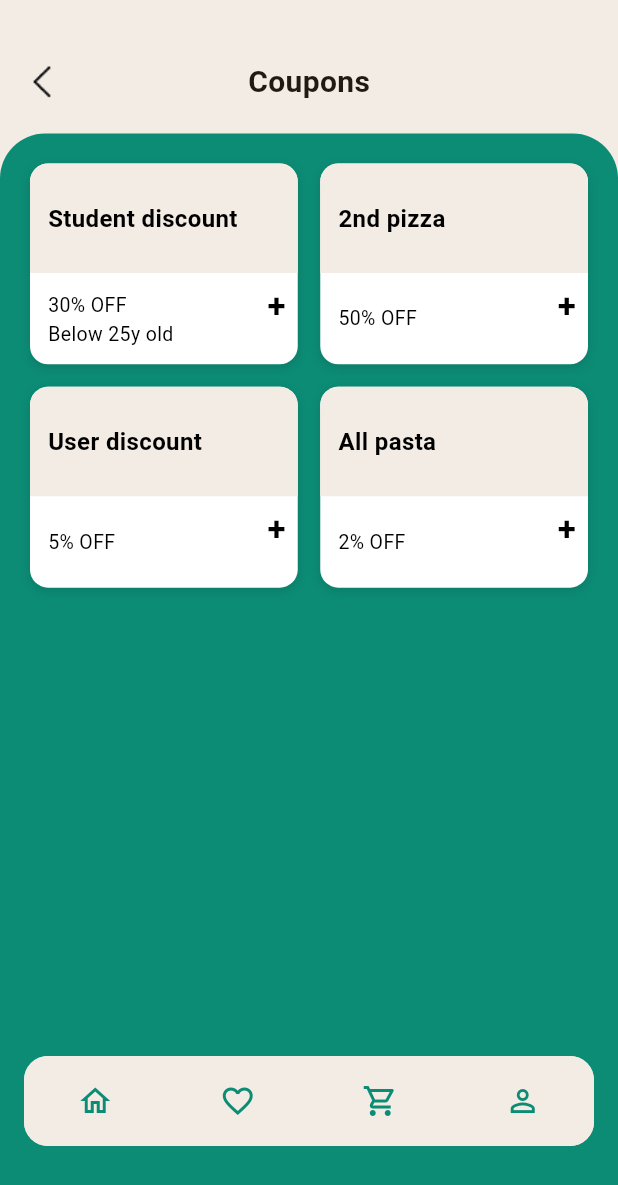
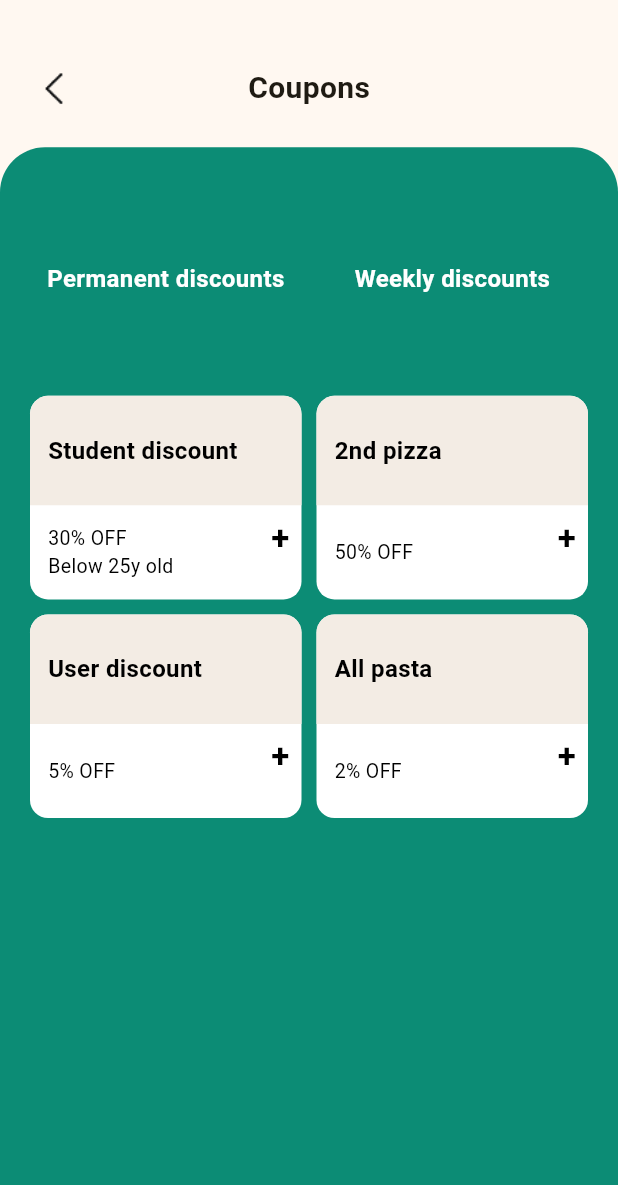
Before and after one commit to MateuszWik/Prossciutto_, a Flutter app: the Coupons widget shown alone on an empty page, opened directly, on a phone screen of 412 x 824 dp. Shown: the top 1185 px of the screen. Run offline on Flutter 3.47's test engine with Material 3 defaults, Android fonts, the phone set to English and light mode, and no system bars; our stand-ins replace shared_preferences; accounts and stored records are empty; Roboto replaces fonts that are missing (League Spartan).

Commit message:
Merge remote-tracking branch 'origin/main'
# Conflicts:
#	lib/main.dart

```diff
--- a/lib/coupons.dart
+++ b/lib/coupons.dart
@@ -2,21 +2,6 @@ import 'package:flutter/material.dart';
 
 import 'main.dart';
 
-// Pamiętaj, aby zaimportować swoją klasę Menu, np.:
-// import 'menu.dart';
-
-void main() {
-  runApp(
-    MaterialApp(
-      debugShowCheckedModeBanner: false,
-      theme: ThemeData(
-        colorScheme: ColorScheme.fromSeed(seedColor: Color(0xFFF3ECE4)),
-        useMaterial3: true,
-      ),
-      home: Coupons(),
-    ),
-  );
-}
 
 class Coupons extends StatefulWidget {
   const Coupons({super.key});
@@ -42,9 +27,8 @@ class _CouponsState extends State<Coupons> {
         page = Center(child: Text("Placeholder Page"));
     }
 
-    return Scaffold(
-      backgroundColor: mainWhite,
-      body: Stack(
+    return SafeArea(
+      child: Stack(
         children: [
           Positioned.fill(
             child: AnimatedSwitcher(
@@ -52,46 +36,7 @@ class _CouponsState extends State<Coupons> {
               child: page,
             ),
           ),
-          Positioned(
-            left: 16,
-            right: 16,
-            bottom: 60,
-            child: ClipRRect(
-              borderRadius: BorderRadius.circular(16),
-              child: Material(
-                elevation: 10,
-                child: Container(
-                  height: 60,
-                  color: mainWhite,
-                  child: Row(
-                    mainAxisAlignment: MainAxisAlignment.spaceAround,
-                    children: [
-                      IconButton(
-                        icon: Icon(selectedIndex == 0 ? Icons.home : Icons.home_outlined),
-                        color: mainGreen,
-                        onPressed: () => setState(() => selectedIndex = 0),
-                      ),
-                      IconButton(
-                        icon: Icon(selectedIndex == 1 ? Icons.favorite : Icons.favorite_border_outlined),
-                        color: mainGreen,
-                        onPressed: () => setState(() => selectedIndex = 1),
-                      ),
-                      IconButton(
-                        icon: Icon(selectedIndex == 2 ? Icons.shopping_cart : Icons.shopping_cart_outlined),
-                        color: mainGreen,
-                        onPressed: () => setState(() => selectedIndex = 2),
-                      ),
-                      IconButton(
-                        icon: Icon(selectedIndex == 3 ? Icons.person : Icons.person_outline),
-                        color: mainGreen,
-                        onPressed: () => setState(() => selectedIndex = 3),
-                      ),
-                    ],
-                  ),
-                ),
-              ),
-            ),
-          ),
+
         ],
       ),
     );
@@ -115,7 +60,14 @@ class _CouponsState extends State<Coupons> {
                         MaterialPageRoute(builder: (context) => Menu()),
                       );
                     },
-                    child: Image.asset("assets/images/left_arrow.png", width: 24, height: 24),
+                    child: Padding(
+                      padding: EdgeInsets.all(8.0),
+                      child: Image.asset(
+                        "assets/images/left_arrow.png",
+                        width: 24,
+                      ),
+                    ),
+
                   ),
                 ),
                 const Center(
@@ -143,7 +95,7 @@ class _CouponsState extends State<Coupons> {
                 builder: (context, constraints) {
                   double width = constraints.maxWidth;
                   int crossAxisCount = 2;
-                  double spacing = 15;
+                  double spacing = 10;
                   double totalSpacing = spacing * (crossAxisCount - 1);
                   double itemWidth = (width - totalSpacing) / crossAxisCount;
                   double itemHeight = itemWidth * 0.75;
@@ -154,6 +106,26 @@ class _CouponsState extends State<Coupons> {
                     mainAxisSpacing: spacing,
                     childAspectRatio: itemWidth / itemHeight,
                     children: [
+                      Center(
+                        child: Text(
+                          "Permanent discounts",
+                          style: TextStyle(
+                            color: Colors.white,
+                            fontWeight: FontWeight.bold,
+                            fontSize: 16,
+                          ),
+                        ),
+                      ),
+                      Center(
+                        child: Text(
+                          "Weekly discounts",
+                          style: TextStyle(
+                            color: Colors.white,
+                            fontWeight: FontWeight.bold,
+                            fontSize: 16,
+                          ),
+                        ),
+                      ),
                       _buildCouponCard(
                         title: 'Student discount',
                         description: '30% OFF\nBelow 25y old',
@@ -186,9 +158,6 @@ class _CouponsState extends State<Coupons> {
       decoration: BoxDecoration(
         color: Colors.white,
         borderRadius: BorderRadius.circular(12),
-        boxShadow: [
-          BoxShadow(color: Colors.black12, blurRadius: 6, offset: Offset(0, 2)),
-        ],
       ),
       child: Column(
         children: [
```
